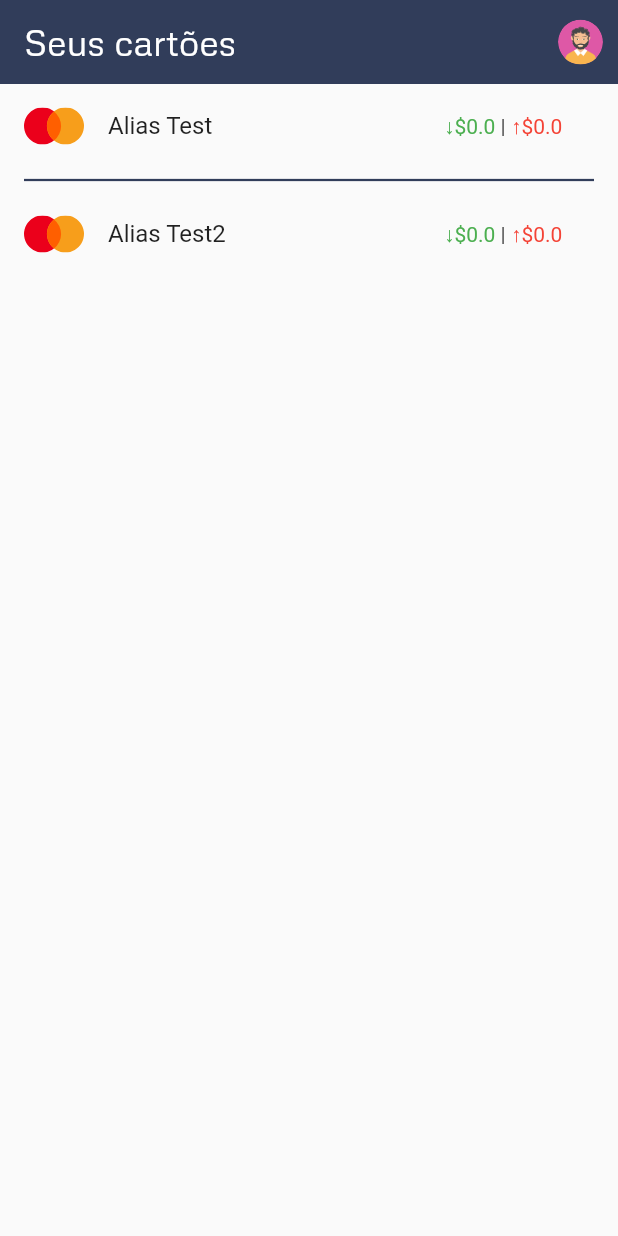
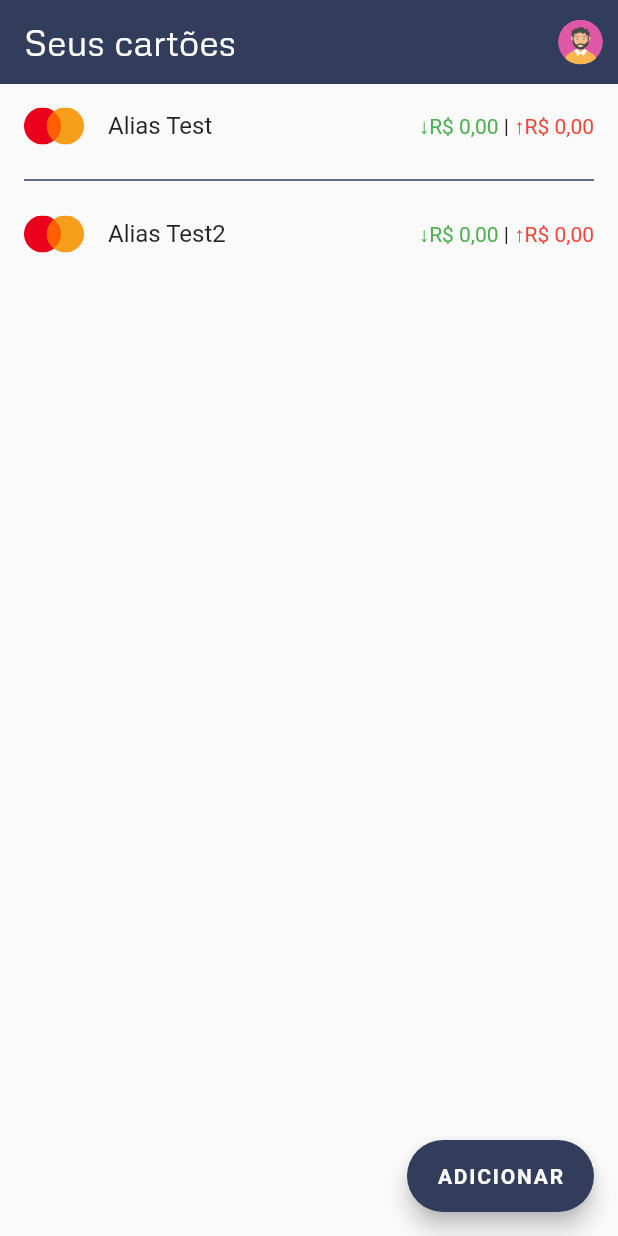
Before and after one commit to travizanutto/ad35c, a Flutter app: the screen it shows after launch, on a phone screen of 412 x 824 dp. Run offline on Flutter 3.47's test engine with Material 2 defaults, Android fonts, the phone set to English and light mode, and no system bars; our stand-ins replace flutter_svg, get.

Commit message:
Get added to project and button to add card

```diff
--- a/lib/controllers/card_controller.dart
+++ b/lib/controllers/card_controller.dart
@@ -1,5 +1,9 @@
 import 'package:vwalltet/models/card_model.dart';
+import 'package:vwalltet/repositories/card_repository.dart';
 
 class CardController {
-  List<CardModel> cardList = [];
+  List<CardModel> _cardList;
+  CardController() : _cardList = CardRepository().list;
+
+  get cardList => _cardList;
 }
--- a/lib/main.dart
+++ b/lib/main.dart
@@ -1,4 +1,5 @@
 import 'package:flutter/material.dart';
+import 'package:get/get.dart';
 import 'package:vwalltet/pages/home_page.dart';
 
 void main() {
@@ -10,7 +11,7 @@ class MyApp extends StatelessWidget {
 
   @override
   Widget build(BuildContext context) {
-    return MaterialApp(
+    return GetMaterialApp(
       debugShowCheckedModeBanner: false,
       home: HomePage(),
     );
--- a/lib/pages/home_page.dart
+++ b/lib/pages/home_page.dart
@@ -1,5 +1,7 @@
 import 'package:flutter/material.dart';
 import 'package:flutter_svg/flutter_svg.dart';
+import 'package:get/get.dart';
+import 'package:vwalltet/pages/card_mang_page.dart';
 import 'package:vwalltet/repositories/card_repository.dart';
 import 'package:vwalltet/widgets/card_list_view.dart';
 import 'package:vwalltet/widgets/home_page_widgets.dart';
@@ -40,6 +42,16 @@ class _HomePageState extends State<HomePage> {
     return Scaffold(
       appBar: homePageAppBar(context),
       body: cardListView(),
+      floatingActionButton: FloatingActionButton.extended(
+        onPressed: () {
+          Get.to(CardManagerPage());
+        },
+        label: Text(
+          'ADICIONAR',
+          style: TextStyle(fontWeight: FontWeight.bold),
+        ),
+        backgroundColor: Color(CustomColor.delftBlue),
+      ),
     );
   }
 }
--- a/lib/repositories/card_repository.dart
+++ b/lib/repositories/card_repository.dart
@@ -1,14 +1,15 @@
 import 'package:vwalltet/models/card_model.dart';
 
 class CardRepository {
-  static List<CardModel> list = [
+  List<CardModel> _list = [
     CardModel(
         cardholderName: 'Nome de Test',
         cardNumber: 'xxxx-xxxx-xxxx-xxxx',
         cvc: '00',
         expDate: DateTime.now(),
         alias: 'Alias Test',
-        issuer: Issuer.mastercard),
+        issuer: Issuer.mastercard,
+        ),
     CardModel(
         cardholderName: 'Nome de Test2',
         cardNumber: 'xxxx-xxxx-xxxx-xxxx',
@@ -17,4 +18,5 @@ class CardRepository {
         alias: 'Alias Test2',
         issuer: Issuer.visa),
   ];
+  List<CardModel> get list => _list;
 }
--- a/lib/widgets/card_list_view.dart
+++ b/lib/widgets/card_list_view.dart
@@ -1,10 +1,13 @@
 import 'package:flutter/material.dart';
 import 'package:flutter_svg/flutter_svg.dart';
+import 'package:intl/intl.dart';
+import 'package:vwalltet/controllers/card_controller.dart';
 import 'package:vwalltet/pages/home_page.dart';
 import 'package:vwalltet/repositories/card_repository.dart';
 
 Widget cardListView() {
-  final cardList = CardRepository.list;
+  final cardList = CardController().cardList;
+  final currencyFormat = NumberFormat.currency(locale: 'pt_BR', name: 'R\$');
   return ListView.separated(
     itemBuilder: (BuildContext context, int index) {
       return ListTile(
@@ -14,19 +17,20 @@ Widget cardListView() {
             child: SvgPicture.asset('assets/icons/mastercard_logo.svg')),
         title: Text(cardList[index].alias),
         trailing: SizedBox(
-          width: 100,
+          width: 150,
           height: 20,
           child: Row(
+            mainAxisAlignment: MainAxisAlignment.end,
             children: [
               Text(
                 //↓
-                '↓\$${cardList[index].incoming}',
+                '↓${currencyFormat.format(cardList[index].incoming)}',
                 style: TextStyle(color: Colors.green),
               ),
               Text(' | '),
               Text(
                 //
-                '↑\$${cardList[index].expense}',
+                '↑${currencyFormat.format(cardList[index].expense)}',
                 style: TextStyle(color: Colors.red),
               ),
             ],
@@ -37,7 +41,7 @@ Widget cardListView() {
     separatorBuilder: (_, __) => const Divider(
       indent: 16,
       endIndent: 16,
-      thickness: 1.5,
+      thickness: 1,
       color: Color(CustomColor.delftBlue),
     ),
     itemCount: cardList.length,
--- a/pubspec.yaml
+++ b/pubspec.yaml
@@ -36,6 +36,8 @@ dependencies:
   # Use with the CupertinoIcons class for iOS style icons.
   cupertino_icons: ^1.0.2
   flutter_svg: ^2.0.7
+  intl:
+  get:
 
 dev_dependencies:
   flutter_test:
```
Also changed, not shown: lib/models/card_model.dart (+12 -7 lines), lib/pages/card_mang_page.dart (added, +17 -0 lines), lib/widgets/home_page_widgets.dart (+2 -8 lines).
